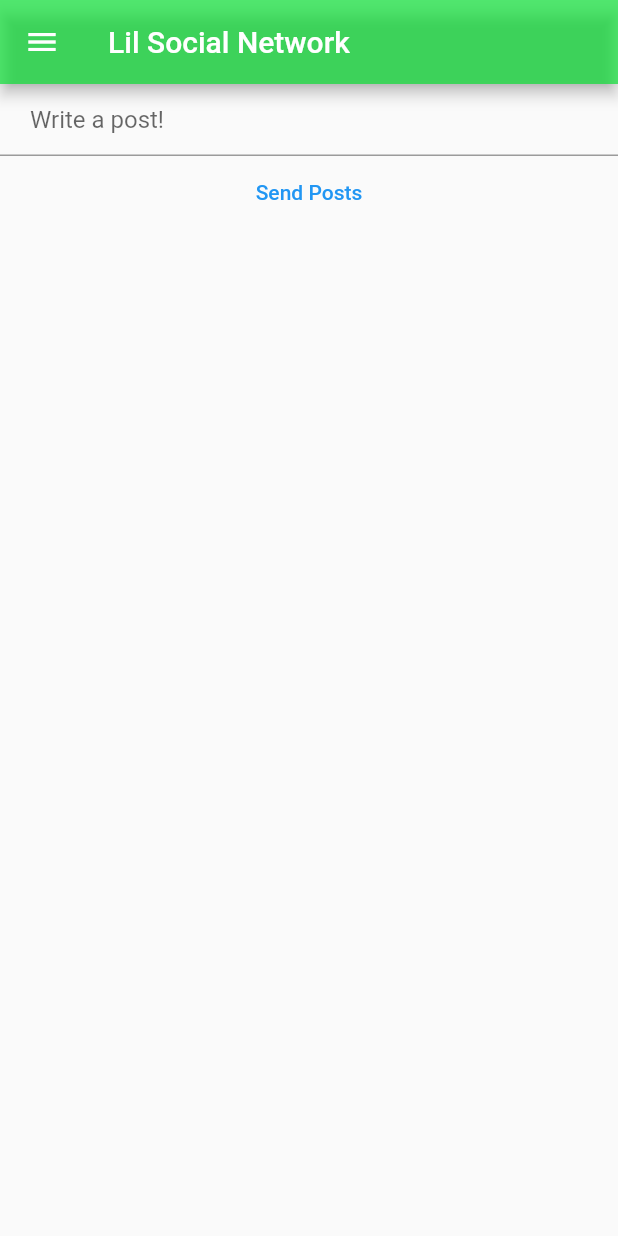
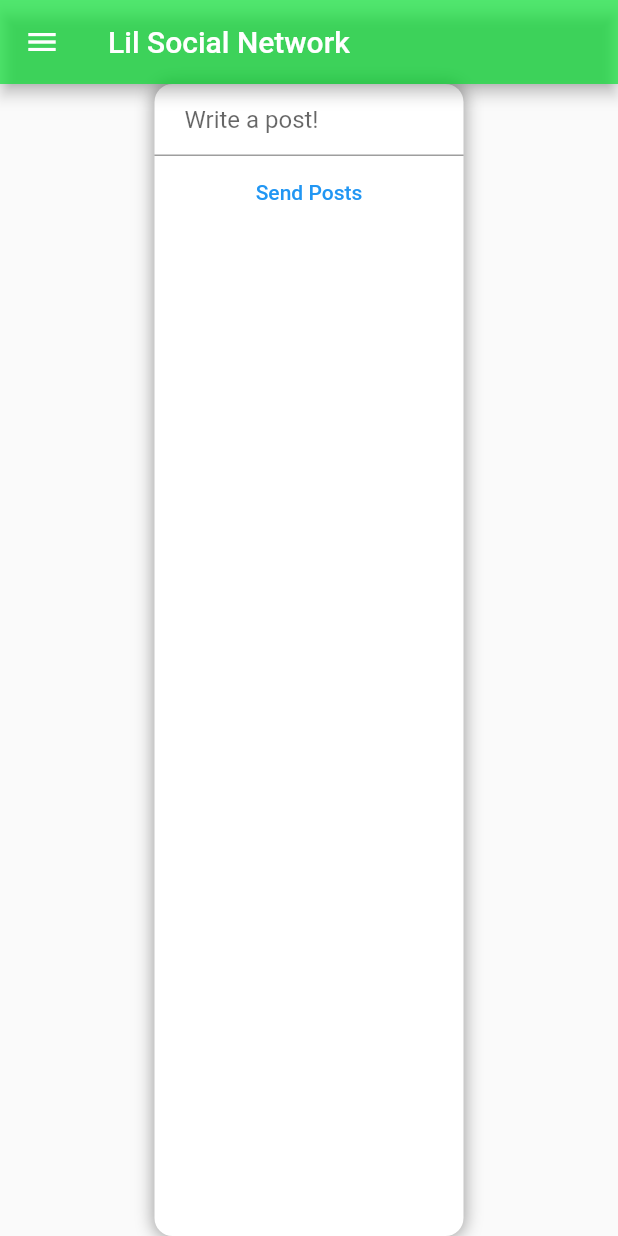
Before and after one commit to bjw16/small_social_network, a Flutter app: the MyHomePage screen opened by its route, on a phone screen of 412 x 824 dp. Run offline on Flutter 3.47's test engine with Material 2 defaults, Android fonts, the phone set to English and light mode, and no system bars; our stand-ins replace cloud_firestore, firebase_auth, firebase_core; missing offline and left inert: cloud_firestore_web, firebase_auth_web, firebase_core_web; accounts and stored records are empty; network calls fail.

Commit message:
homepage ui edited

```diff
--- a/lib/Pages/home.dart
+++ b/lib/Pages/home.dart
@@ -59,7 +59,22 @@ class _MyHomePageState extends State<MyHomePage> {
           // the App.build method, and use it to set our appbar title.
           title: Text(widget.title),
         ),
-        body: Column(mainAxisSize: MainAxisSize.max, children: [
+        body: Center(
+          child: Container(
+            decoration: BoxDecoration(
+                borderRadius: BorderRadius.circular(12),
+                color: Colors.white,
+                boxShadow: [
+                  BoxShadow(
+                    color: Colors.grey,
+                    spreadRadius: 1,
+                    blurRadius: 9,
+                    offset: Offset(0, 0), // changes position of shadow
+                  ),
+                ]),
+            width: MediaQuery.of(context).size.width / 2,
+            height: MediaQuery.of(context).size.height,
+            child: Column(children: [
               Flexible(
                 child: TextFormField(
                   controller: newPost,
@@ -68,8 +83,7 @@ class _MyHomePageState extends State<MyHomePage> {
                       hintText: "Write a post!"),
                 ),
               ),
-          Flexible(
-            child: TextButton(
+              TextButton(
                   onPressed: () {
                     posts.add({
                       'date': DateTime.now(),
@@ -82,8 +96,10 @@ class _MyHomePageState extends State<MyHomePage> {
                     });
                   },
                   child: Text("Send Posts")),
-          ),
               //List of Post
+              Column(
+                  mainAxisAlignment: MainAxisAlignment.spaceEvenly,
+                  children: [
                     StreamBuilder<QuerySnapshot>(
                         stream: posts.snapshots(),
                         builder: (BuildContext context,
@@ -104,8 +120,10 @@ class _MyHomePageState extends State<MyHomePage> {
                                   itemBuilder: (context, index) {
                                     final DocumentSnapshot document =
                                         snapshot.data!.docs[index];
-                          Timestamp printTimestamp = document.get('date');
-                          DateTime printDate = printTimestamp.toDate();
+                                    Timestamp printTimestamp =
+                                        document.get('date');
+                                    DateTime printDate =
+                                        printTimestamp.toDate();
                                     return new Card(
                                       child: Column(
                                         children: [
@@ -120,6 +138,9 @@ class _MyHomePageState extends State<MyHomePage> {
                                   });
                           }
                         }),
-        ]));
+                  ]),
+            ]),
+          ),
+        ));
   }
 }
--- a/lib/main.dart
+++ b/lib/main.dart
@@ -17,10 +17,10 @@ void main() async {
     title: 'Social Network',
     // Start the app with the "/" named route. In this case, the app starts
     // on the FirstScreen widget.
-    initialRoute: '/',
+    initialRoute: (auth.currentUser != null) ? '/myHomePage' : '/',
     routes: {
       // When navigating to the "/" route, build the FirstScreen widget.
-      '/': (context) => LoginPage(),
+      '/': (context) => (LoginPage()),
       // When navigating to the "/second" route, build the SecondScreen widget.
       '/myHomePage': (context) => MyHomePage(
           title: "Lil Social Network", uid: auth.currentUser!.uid.toString()),
@@ -242,6 +242,7 @@ class _LoginPageState extends State<LoginPage> {
                         value: keepLoggedOn,
                         onChanged: (bool? value) => setState(() {
                               keepLoggedOn = value!;
+                              if (value == true) {}
                             })),
                   ],
                 )
```
Also changed, not shown: 1 other file. Lines whose indentation alone changed are shown as unchanged.
